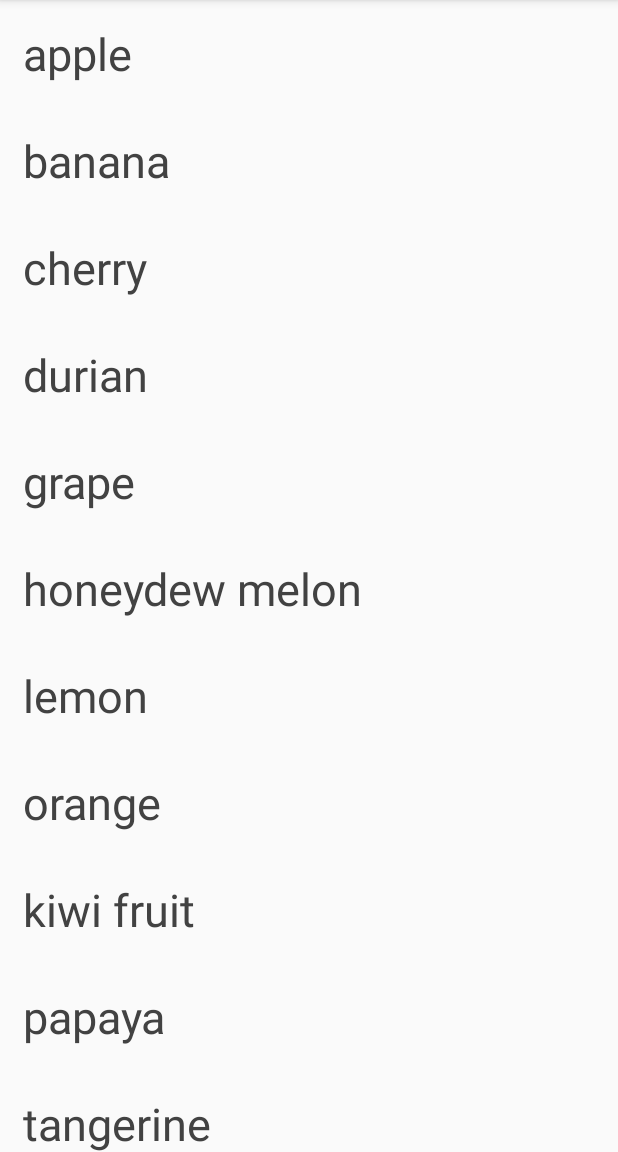
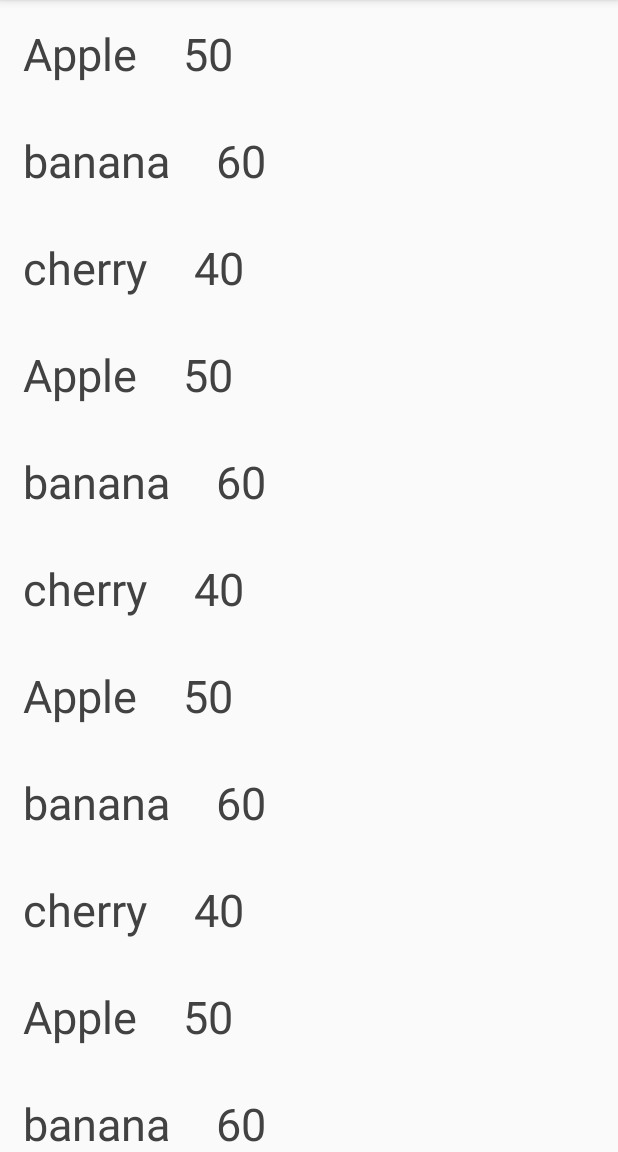
Before and after one commit to yucheng0/RecyclerViewLesson, an Android app: the screen it shows after launch (MainActivity), on a phone screen of 412 x 824 dp, the part 84-1236 px from its top. Run offline under Robolectric (Android 15) with nearby library versions, the phone set to English and light mode, and no system bars.

Commit message:
從1個資料顯示改成2個資料顯示用的是ArrayList 方式處理, 後續加多少都可以 中間發現使用tvPrice 時, 設在layout 上造成當機

```diff
--- /dev/null
+++ b/app/src/main/java/com/example/recyclerviewlesson/DataInfo.kt
@@ -0,0 +1,4 @@
+package com.example.recyclerviewlesson
+
+data class DataInfo(var fruit:String , var price:Int) {
+}
--- a/app/src/main/java/com/example/recyclerviewlesson/MainActivity.kt
+++ b/app/src/main/java/com/example/recyclerviewlesson/MainActivity.kt
@@ -4,12 +4,14 @@ import androidx.appcompat.app.AppCompatActivity
 import android.os.Bundle
 import androidx.recyclerview.widget.LinearLayoutManager
 import androidx.recyclerview.widget.RecyclerView
-
+import java.util.ArrayList
 
 
 class MainActivity : AppCompatActivity() {
 
     private lateinit var mRecyclerView: RecyclerView
+
+
     val items = listOf(
         "apple",
         "banana",
@@ -27,9 +29,32 @@ class MainActivity : AppCompatActivity() {
     override fun onCreate(savedInstanceState: Bundle?) {
         super.onCreate(savedInstanceState)
         setContentView(R.layout.activity_main)
+
+        var datarr = ArrayList<DataInfo>()
+        datarr.add(DataInfo("Apple",50))
+        datarr.add(DataInfo("banana",60))
+        datarr.add(DataInfo("cherry",40))
+        datarr.add(DataInfo("Apple",50))
+        datarr.add(DataInfo("banana",60))
+        datarr.add(DataInfo("cherry",40))
+        datarr.add(DataInfo("Apple",50))
+        datarr.add(DataInfo("banana",60))
+        datarr.add(DataInfo("cherry",40))
+        datarr.add(DataInfo("Apple",50))
+        datarr.add(DataInfo("banana",60))
+        datarr.add(DataInfo("cherry",40))
+        datarr.add(DataInfo("Apple",50))
+        datarr.add(DataInfo("banana",60))
+        datarr.add(DataInfo("cherry",40))
+        datarr.add(DataInfo("Apple",50))
+        datarr.add(DataInfo("banana",60))
+        datarr.add(DataInfo("cherry",40))
+        datarr.add(DataInfo("Apple",50))
+        datarr.add(DataInfo("banana",60))
+        datarr.add(DataInfo("cherry",40))
+
         mRecyclerView = findViewById(R.id.recyclerView)
         mRecyclerView.layoutManager = LinearLayoutManager(this)
-        mRecyclerView.adapter = MyAdapter(items, this)
-
+        mRecyclerView.adapter = MyAdapter(datarr, this)
     }
 }
--- a/app/src/main/java/com/example/recyclerviewlesson/MyAdapter.kt
+++ b/app/src/main/java/com/example/recyclerviewlesson/MyAdapter.kt
@@ -1,16 +1,18 @@
 package com.example.recyclerviewlesson
 
 import android.content.Context
+import android.util.Log
 import android.view.LayoutInflater
 import android.view.View
 import android.view.ViewGroup
 import android.widget.TextView
 import androidx.recyclerview.widget.RecyclerView
+val TAG = "myTag"
+class MyAdapter(val items: ArrayList<DataInfo> ,var context: Context):RecyclerView.Adapter<MyAdapter.MyViewHolder>() {
 
-class MyAdapter(val items : List<String>,var context: Context):RecyclerView.Adapter<MyAdapter.MyViewHolder>() {
-
-    class MyViewHolder(val view:View): RecyclerView.ViewHolder(view){
-       val textview = view.findViewById<TextView>(R.id.textView)
+    class MyViewHolder(val view: View) : RecyclerView.ViewHolder(view) {
+        val textview = view.findViewById<TextView>(R.id.textView)
+        val tvprice = view.findViewById<TextView>(R.id.tvPrice)
     }
 
     override fun onCreateViewHolder(p0: ViewGroup, p1: Int): MyViewHolder {
@@ -19,8 +21,13 @@ class MyAdapter(val items : List<String>,var context: Context):RecyclerView.Adap
     }
 
     override fun onBindViewHolder(p0: MyViewHolder, p1: Int) {
-        p0.textview.text = items[p1]
+        p0.textview.text = items[p1].fruit
+        Log.d(TAG, "items[p1].fruit = ${items[p1].fruit} ")
+        p0.tvprice.text = items[p1].price.toString()
+        Log.d(TAG, "items[p1].fruit = ${items[p1].price} ")
     }
 
     override fun getItemCount(): Int = items.size
-    }
+
+
+}
--- a/app/src/main/res/layout/itemlayout.xml
+++ b/app/src/main/res/layout/itemlayout.xml
@@ -1,15 +1,27 @@
 <LinearLayout xmlns:android="http://schemas.android.com/apk/res/android"
     xmlns:app="http://schemas.android.com/apk/res-auto"
     xmlns:tools="http://schemas.android.com/tools"
+    android:id="@+id/linearlayout"
     android:layout_width="match_parent"
-    android:layout_height="wrap_content">
+    android:layout_height="wrap_content"
+    android:orientation="horizontal">
 
     <TextView
         android:id="@+id/textView"
-        android:layout_width="match_parent"
+        android:layout_width="wrap_content"
         android:layout_height="wrap_content"
         android:padding="15dp"
         android:text="TextView"
         android:textColor="#424242"
         android:textSize="30dp" />
+
+    <TextView
+        android:id="@+id/tvPrice"
+        android:layout_width="wrap_content"
+        android:layout_height="wrap_content"
+        android:layout_weight="1"
+        android:padding="15dp"
+        android:text="TextView"
+        android:textColor="#424242"
+        android:textSize="30dp" />
 </LinearLayout>
```
